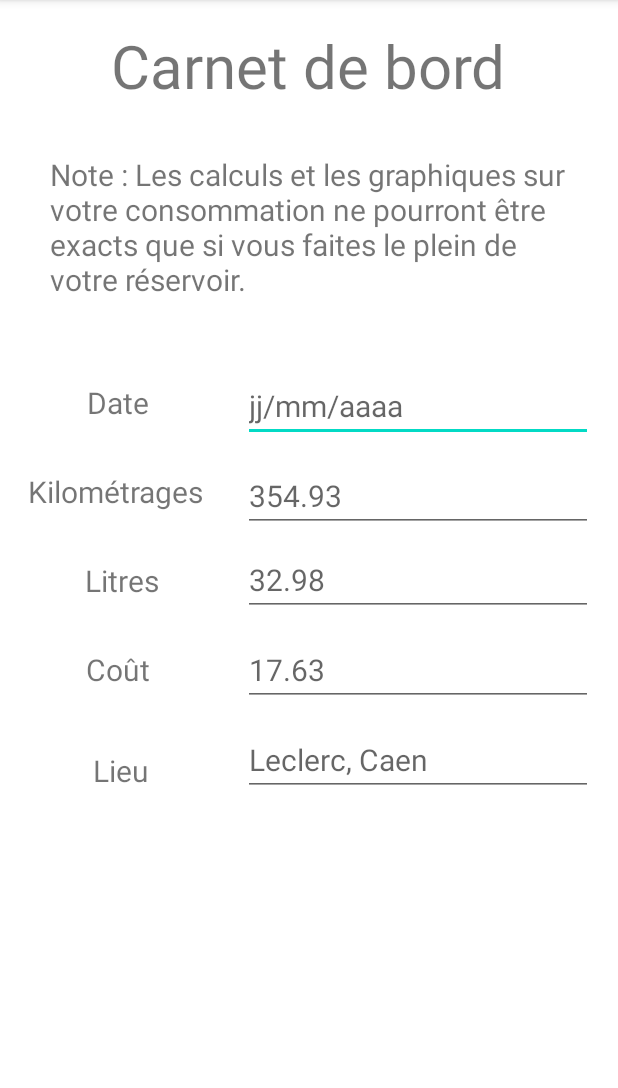
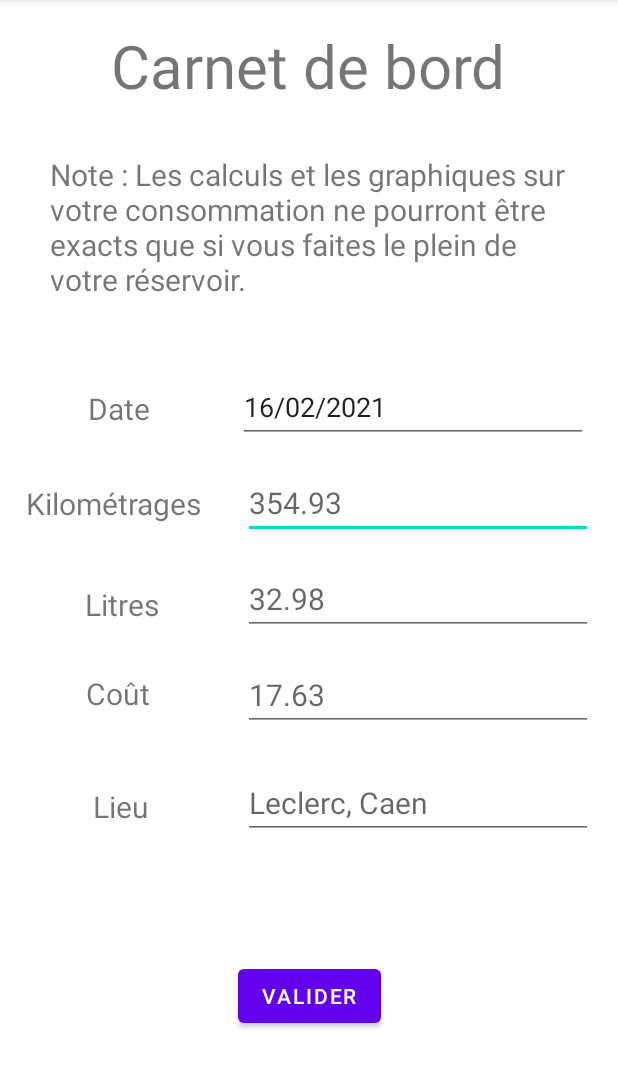
Before and after one commit to Stelink/VehicleEssence, an Android app: the screen it shows after launch (MainActivity), on a phone screen of 412 x 824 dp, the part 84-1172 px from its top. Run offline under Robolectric (Android 15) with nearby library versions, the phone set to English and light mode, and no system bars.

Commit message:
create jsonfile

```diff
--- a/app/src/main/AndroidManifest.xml
+++ b/app/src/main/AndroidManifest.xml
@@ -1,7 +1,8 @@
 <?xml version="1.0" encoding="utf-8"?>
 <manifest xmlns:android="http://schemas.android.com/apk/res/android"
     package="com.example.vehicleessence">
-
+    <uses-permission android:name="android.permission.READ_EXTERNAL_STORAGE" />
+    <uses-permission android:name="android.permission.WRITE_EXTERNAL_STORAGE" />
     <application
         android:allowBackup="true"
         android:icon="@mipmap/ic_launcher"
--- a/app/src/main/java/com/example/vehicleessence/MainActivity.java
+++ b/app/src/main/java/com/example/vehicleessence/MainActivity.java
@@ -3,12 +3,120 @@ package com.example.vehicleessence;
 import androidx.appcompat.app.AppCompatActivity;
 
 import android.os.Bundle;
+import android.os.Environment;
+import android.util.Log;
+import android.view.View;
+import android.widget.EditText;
+
+import org.json.JSONException;
+import org.json.JSONObject;
+
+import java.io.File;
+import java.io.FileOutputStream;
+import java.text.DateFormat;
+import java.text.SimpleDateFormat;
+import java.util.Date;
 
 public class MainActivity extends AppCompatActivity {
+    private String TAG = MainActivity.class.getSimpleName();
+    private EditText editDate;
+    private EditText editKms;
+    private EditText editLiters;
+    private EditText editCost;
+    private EditText editPlace;
+    private Date date;
 
     @Override
     protected void onCreate(Bundle savedInstanceState) {
         super.onCreate(savedInstanceState);
         setContentView(R.layout.activity_main);
+
+        this.editDate = findViewById(R.id.editDate);
+        this.editKms = findViewById(R.id.editKms);
+        this.editLiters = findViewById(R.id.editLiters);
+        this.editCost = findViewById(R.id.editCost);
+        this.editPlace = findViewById(R.id.editPlace);
+
+        this.date = new Date();
+        SimpleDateFormat date = new SimpleDateFormat("dd/MM/YYYY");
+        String dateString = date.format(this.date);
+        this.editDate.setText(dateString);
+        /*this.editCost.setText("78");
+        this.editKms.setText("78");
+        this.editPlace.setText("78");
+        this.editLiters.setText("78");*/
+    }
+
+    public JSONObject createJsonTicket(int id, String date, String kms, String liters, String cost, String place){
+        JSONObject jsonTicket = new JSONObject();
+        try {
+            jsonTicket.put("id", id);
+            jsonTicket.put("date", date);
+            jsonTicket.put("kms", kms);
+            jsonTicket.put("liters", liters);
+            jsonTicket.put("cost", cost);
+            jsonTicket.put("place", place);
+        } catch (JSONException e) {
+            e.printStackTrace();
+        }
+        return jsonTicket;
+    }
+
+    public void onClickSave(View view){
+        int i = 0;
+        try {
+            JSONObject jsonTicket = createJsonTicket(
+                    i++,
+                    editDate.getText().toString(),
+                    editKms.getText().toString(),
+                    editLiters.getText().toString(),
+                    editCost.getText().toString(),
+                    editPlace.getText().toString()
+            );
+            System.out.println(jsonTicket.toString());
+            writeFileExternalStorage(jsonTicket.toString());
+            Log.d(TAG, "Coucou");
+        }
+        catch (Exception e) {
+            Log.d(TAG, e.toString());
+        }
+    }
+
+    public void writeFileExternalStorage(String jsonString) {
+
+        //Text of the Document
+        String textToWrite = jsonString;
+
+        //Checking the availability state of the External Storage.
+        String state = Environment.getExternalStorageState();
+        if (!Environment.MEDIA_MOUNTED.equals(state)) {
+
+            //If it isn't mounted - we can't write into it.
+            return;
+        }
+
+        SimpleDateFormat date = new SimpleDateFormat("dd-MM-YYYY_HH:mm:ss_aaa");
+        String dateString = date.format(this.date);
+
+        String fileName = dateString + "_" + this.editPlace.getText().toString() + ".json";
+        Log.d(TAG, fileName);
+        //Create a new file that points to the root directory, with the given name:
+        File file = new File(getExternalFilesDir("private"), fileName);
+
+        //This point and below is responsible for the write operation
+        FileOutputStream outputStream = null;
+        try {
+            file.createNewFile();
+            //second argument of FileOutputStream constructor indicates whether
+            //to append or create new file if one exists
+            outputStream = new FileOutputStream(file, true);
+
+            outputStream.write(textToWrite.getBytes());
+            outputStream.flush();
+            outputStream.close();
+            Log.d(TAG, "COucou");
+        } catch (Exception e) {
+            e.printStackTrace();
+        }
     }
 }
--- a/app/src/main/res/layout/activity_main.xml
+++ b/app/src/main/res/layout/activity_main.xml
@@ -20,38 +20,10 @@
         app:layout_constraintVertical_bias="0.023" />
 
     <EditText
-        android:id="@+id/editDate"
-        android:layout_width="wrap_content"
-        android:layout_height="wrap_content"
-        android:layout_marginTop="176dp"
-        android:ems="10"
-        android:hint="jj/mm/aaaa"
-        android:inputType="date"
-        android:textSize="20dp"
-        app:layout_constraintEnd_toEndOf="parent"
-        app:layout_constraintHorizontal_bias="0.908"
-        app:layout_constraintStart_toStartOf="parent"
-        app:layout_constraintTop_toBottomOf="@+id/appTittle" />
-
-    <EditText
-        android:id="@+id/editPlace"
-        android:layout_width="wrap_content"
-        android:layout_height="wrap_content"
-        android:layout_marginTop="12dp"
-        android:ems="10"
-        android:hint="Leclerc, Caen"
-        android:inputType="textPersonName"
-        android:textSize="20dp"
-        app:layout_constraintEnd_toEndOf="parent"
-        app:layout_constraintHorizontal_bias="0.908"
-        app:layout_constraintStart_toStartOf="parent"
-        app:layout_constraintTop_toBottomOf="@+id/editCost" />
-
-    <EditText
         android:id="@+id/editKms"
         android:layout_width="wrap_content"
         android:layout_height="wrap_content"
-        android:layout_marginTop="12dp"
+        android:layout_marginTop="16dp"
         android:ems="10"
         android:hint="354.93"
         android:inputType="numberDecimal"
@@ -62,22 +34,22 @@
         app:layout_constraintTop_toBottomOf="@+id/editDate" />
 
     <TextView
-        android:id="@+id/kmText"
+        android:id="@+id/litersText"
         android:layout_width="wrap_content"
         android:layout_height="wrap_content"
-        android:layout_marginTop="32dp"
-        android:text="Kilométrages"
+        android:layout_marginTop="40dp"
+        android:text="Litres"
         android:textSize="20dp"
-        app:layout_constraintEnd_toStartOf="@+id/editKms"
-        app:layout_constraintHorizontal_bias="0.414"
+        app:layout_constraintEnd_toStartOf="@+id/editLiters"
+        app:layout_constraintHorizontal_bias="0.504"
         app:layout_constraintStart_toStartOf="parent"
-        app:layout_constraintTop_toBottomOf="@+id/dateText" />
+        app:layout_constraintTop_toBottomOf="@+id/kmText" />
 
     <EditText
         android:id="@+id/editCost"
         android:layout_width="wrap_content"
         android:layout_height="wrap_content"
-        android:layout_marginTop="12dp"
+        android:layout_marginTop="16dp"
         android:ems="10"
         android:hint="17.63"
         android:inputType="numberDecimal"
@@ -87,43 +59,19 @@
         app:layout_constraintStart_toStartOf="parent"
         app:layout_constraintTop_toBottomOf="@+id/editLiters" />
 
-    <TextView
-        android:id="@+id/placeText"
+    <EditText
+        android:id="@+id/editPlace"
         android:layout_width="wrap_content"
         android:layout_height="wrap_content"
-        android:layout_marginTop="40dp"
-        android:text="Lieu"
-        android:textSize="20dp"
-        app:layout_constraintEnd_toStartOf="@+id/editPlace"
-        app:layout_constraintHorizontal_bias="0.495"
-        app:layout_constraintStart_toStartOf="parent"
-        app:layout_constraintTop_toBottomOf="@+id/costText" />
-
-    <TextView
-        android:id="@+id/litersText"
-        android:layout_width="wrap_content"
-        android:layout_height="wrap_content"
-        android:layout_marginTop="32dp"
-        android:text="Litres"
-        android:textSize="20dp"
-        app:layout_constraintEnd_toStartOf="@+id/editLiters"
-        app:layout_constraintHorizontal_bias="0.504"
-        app:layout_constraintStart_toStartOf="parent"
-        app:layout_constraintTop_toBottomOf="@+id/kmText" />
-
-    <EditText
-        android:id="@+id/editLiters"
-        android:layout_width="wrap_content"
-        android:layout_height="wrap_content"
-        android:layout_marginTop="8dp"
+        android:layout_marginTop="24dp"
         android:ems="10"
-        android:hint="32.98"
-        android:inputType="numberDecimal"
+        android:hint="Leclerc, Caen"
+        android:inputType="textPersonName"
         android:textSize="20dp"
         app:layout_constraintEnd_toEndOf="parent"
         app:layout_constraintHorizontal_bias="0.908"
         app:layout_constraintStart_toStartOf="parent"
-        app:layout_constraintTop_toBottomOf="@+id/editKms" />
+        app:layout_constraintTop_toBottomOf="@+id/editCost" />
 
     <TextView
         android:id="@+id/costText"
@@ -138,14 +86,51 @@
         app:layout_constraintTop_toBottomOf="@+id/litersText" />
 
     <TextView
+        android:id="@+id/placeText"
+        android:layout_width="wrap_content"
+        android:layout_height="wrap_content"
+        android:layout_marginTop="48dp"
+        android:text="Lieu"
+        android:textSize="20dp"
+        app:layout_constraintEnd_toStartOf="@+id/editPlace"
+        app:layout_constraintHorizontal_bias="0.495"
+        app:layout_constraintStart_toStartOf="parent"
+        app:layout_constraintTop_toBottomOf="@+id/costText" />
+
+    <EditText
+        android:id="@+id/editLiters"
+        android:layout_width="wrap_content"
+        android:layout_height="wrap_content"
+        android:layout_marginTop="16dp"
+        android:ems="10"
+        android:hint="32.98"
+        android:inputType="numberDecimal"
+        android:textSize="20dp"
+        app:layout_constraintEnd_toEndOf="parent"
+        app:layout_constraintHorizontal_bias="0.908"
+        app:layout_constraintStart_toStartOf="parent"
+        app:layout_constraintTop_toBottomOf="@+id/editKms" />
+
+    <TextView
+        android:id="@+id/kmText"
+        android:layout_width="wrap_content"
+        android:layout_height="wrap_content"
+        android:layout_marginTop="36dp"
+        android:text="Kilométrages"
+        android:textSize="20dp"
+        app:layout_constraintEnd_toStartOf="@+id/editKms"
+        app:layout_constraintHorizontal_bias="0.39"
+        app:layout_constraintStart_toStartOf="parent"
+        app:layout_constraintTop_toBottomOf="@+id/dateText" />
+
+    <TextView
         android:id="@+id/dateText"
         android:layout_width="wrap_content"
         android:layout_height="wrap_content"
-        android:layout_marginTop="184dp"
+        android:layout_marginTop="188dp"
         android:text="Date"
         android:textSize="20dp"
         app:layout_constraintEnd_toStartOf="@+id/editDate"
-        app:layout_constraintHorizontal_bias="0.478"
         app:layout_constraintStart_toStartOf="parent"
         app:layout_constraintTop_toBottomOf="@+id/appTittle" />
 
@@ -161,4 +146,28 @@
         app:layout_constraintStart_toStartOf="parent"
         app:layout_constraintTop_toBottomOf="@+id/appTittle" />
 
+    <Button
+        android:id="@+id/button"
+        android:layout_width="wrap_content"
+        android:layout_height="wrap_content"
+        android:onClick="onClickSave"
+        android:text="Valider"
+        app:layout_constraintBottom_toBottomOf="parent"
+        app:layout_constraintEnd_toEndOf="parent"
+        app:layout_constraintStart_toStartOf="parent"
+        app:layout_constraintTop_toBottomOf="@+id/editPlace" />
+
+    <EditText
+        android:id="@+id/editDate"
+        android:layout_width="233dp"
+        android:layout_height="47dp"
+        android:layout_marginTop="48dp"
+        android:ems="10"
+        android:hint="jj/mm/aaaa"
+        android:inputType="date"
+        app:layout_constraintEnd_toEndOf="parent"
+        app:layout_constraintHorizontal_bias="0.887"
+        app:layout_constraintStart_toStartOf="parent"
+        app:layout_constraintTop_toBottomOf="@+id/noteText" />
+
 </androidx.constraintlayout.widget.ConstraintLayout>
```
